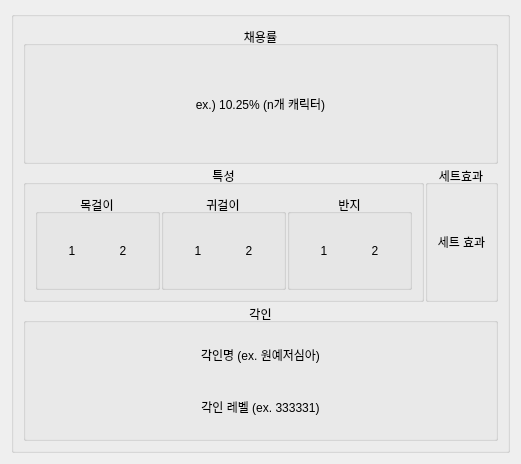
First picture: the form in tools/setting_adviser/ui/setting_widget.ui, repository Wseop/Qt_LoaTools, before the edit.
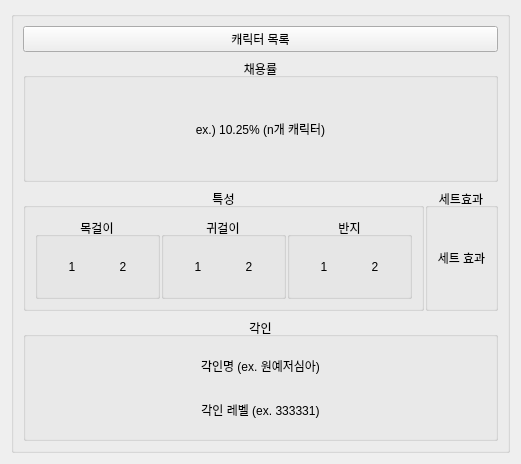
Second picture: the form after the edit.

Commit message: FEAT:Add function - search character by clicking character list

```diff
--- a/tools/setting_adviser/ui/setting_widget.ui
+++ b/tools/setting_adviser/ui/setting_widget.ui
@@ -24,8 +24,15 @@
      </property>
      <layout class="QVBoxLayout" name="verticalLayout_5">
       <property name="spacing">
-       <number>1</number>
+       <number>6</number>
       </property>
+      <item>
+       <widget class="QPushButton" name="pbShowCharacterList">
+        <property name="text">
+         <string>캐릭터 목록</string>
+        </property>
+       </widget>
+      </item>
       <item>
        <widget class="QGroupBox" name="groupRate">
         <property name="title">
```
The commit also changes 8 other files.
